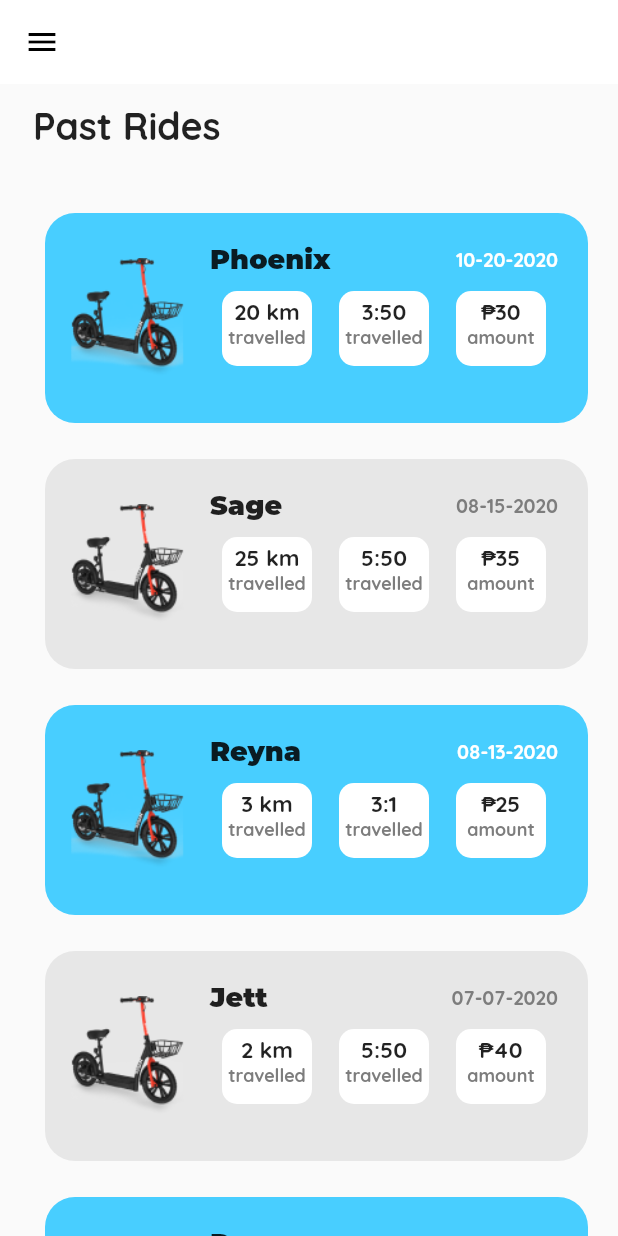
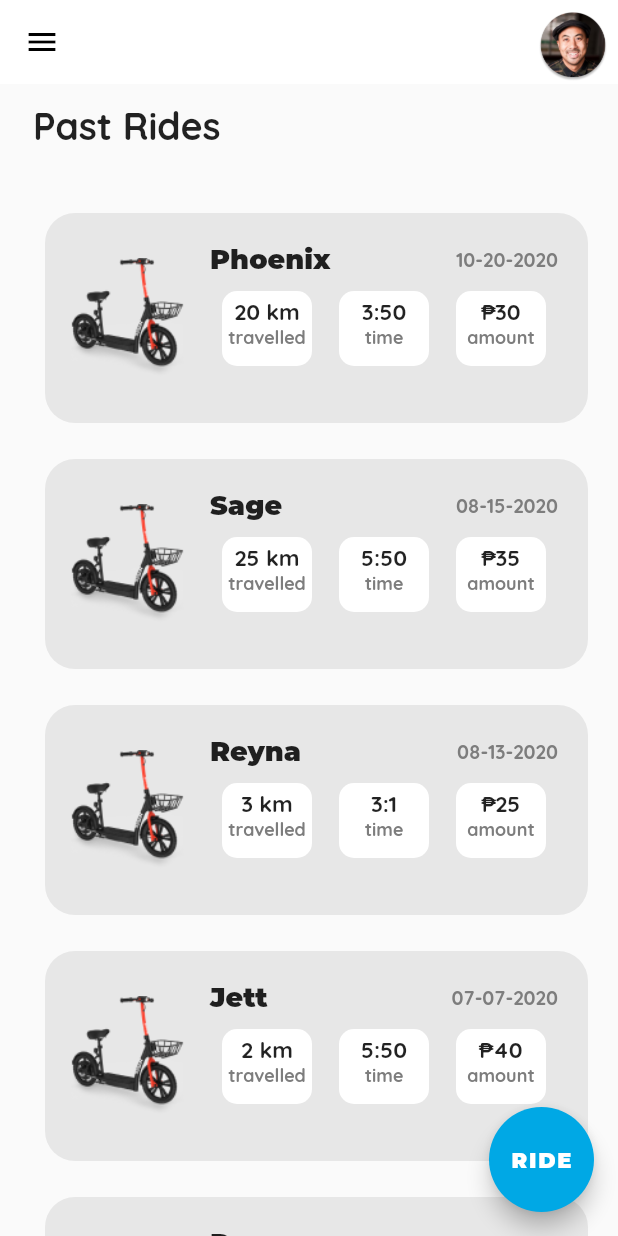
Before and after one commit to ryansolis/skrrt-v3, a Flutter app: the PastRides screen opened directly, on a phone screen of 412 x 824 dp. Run offline on Flutter 3.47's test engine with Material 2 defaults, Android fonts, the phone set to English and light mode, and no system bars; missing offline and left inert: dart:ffi.

Commit message:
added ride button and image in appbar

```diff
--- a/lib/account_page.dart
+++ b/lib/account_page.dart
@@ -2,6 +2,7 @@ import 'package:flutter/material.dart';
 
 
 import 'package:flutter/material.dart';
+import 'package:skrrt_app/appbar-ridebutton/ride_button.dart';
 import 'sidebar_page.dart';
 
 class Account extends StatelessWidget {
@@ -280,6 +281,7 @@ class Account extends StatelessWidget {
           ],
         ),
       ),
+      floatingActionButton: RideButton(),
 
     );
   }
--- /dev/null
+++ b/lib/appbar-ridebutton/ride_button.dart
@@ -0,0 +1,28 @@
+import 'package:flutter/material.dart';
+import 'package:skrrt_app/home_page.dart';
+
+class RideButton extends StatelessWidget {
+  @override
+  Widget build(BuildContext context) {
+    return SizedBox(
+      height: 70,
+      width: 70,
+      child: FloatingActionButton(
+        backgroundColor: Color(0xFF00A8E5),
+          child: Text(
+          'RIDE',
+          style: TextStyle(
+          color: Colors.white,
+          fontFamily: 'Montserrat',
+          //fontSize: 12
+          ),
+        ),
+        onPressed: (){
+          Navigator.push(context, MaterialPageRoute(builder: (context) {
+            return HomeScreen();
+          }));
+        },
+      ),
+    );
+  }
+}
--- /dev/null
+++ b/lib/appbar-ridebutton/skrrt-appbar.dart
@@ -0,0 +1,26 @@
+import 'package:flutter/material.dart';
+
+class AppbarImage extends StatelessWidget {
+  @override
+  Widget build(BuildContext context) {
+    return SafeArea(
+      child: Container(
+        //color: Colors.red,
+        child: Row(
+          mainAxisAlignment: MainAxisAlignment.end,
+          crossAxisAlignment: CrossAxisAlignment.center,
+          children: <Widget>[
+            Container(
+              margin: EdgeInsets.fromLTRB(0, 8, 0, 2),
+              height: 60,
+              width: 60,
+              child: Image(
+                image: AssetImage('assets/jess-brobrero.png'),
+              ),
+            ),
+          ],
+        ),
+      ),
+    );
+  }
+}
--- a/lib/past_rides_page.dart
+++ b/lib/past_rides_page.dart
@@ -3,25 +3,23 @@ import 'dart:ffi';
 import 'package:flutter/material.dart';
 import 'package:intl/intl.dart';
 import 'package:flutter/material.dart';
+import 'package:skrrt_app/appbar-ridebutton/ride_button.dart';
+import 'package:skrrt_app/appbar-ridebutton/skrrt-appbar.dart';
 import 'sidebar_page.dart';
 
 class PastRides extends StatelessWidget {
   final GlobalKey<ScaffoldState> _scaffoldKey = GlobalKey<ScaffoldState>();
 
-  Widget _buildRideWidget(String name, int distance, int seconds, int amount,String date,int num){
+  Widget _buildRideWidget(String name, int distance, int seconds, int amount,String date){
     var _color,_color2;
     double min = seconds/60;
     int mins = min.toInt();
     int secs = (seconds - (60*mins)) ;
     //String dist = distance.toString() + "km";
-    if(num%2 == 1){
-      _color = 0xFF48CEFF;
-      _color2 = 0xFFFFFFFF;
-    }
-    else{
+
     _color = 0xFFE7E7E7;
     _color2 = 0xFF7D7D7D;
-    }
+
     return Container(
       margin: EdgeInsets.fromLTRB(30,12,20,12),
       padding: EdgeInsets.all(10),
@@ -132,7 +130,7 @@ class PastRides extends StatelessWidget {
                                 ),
                               ),
                               Text(
-                                "travelled",
+                                "time",
                                 style: TextStyle(
                                   color: Color(0xFf7D7D7D),
                                   fontSize: 12,
@@ -199,6 +197,7 @@ class PastRides extends StatelessWidget {
               _scaffoldKey.currentState.openDrawer();
             },
           ),
+        flexibleSpace: AppbarImage(),
       ),
       drawer:  SideBar(),
 
@@ -219,15 +218,15 @@ class PastRides extends StatelessWidget {
                 ),
               ),
             ),
-            _buildRideWidget('Phoenix', 20, 230, 30, '10-20-2020', 1),
-            _buildRideWidget('Sage', 25, 350, 35, '08-15-2020', 2),
-            _buildRideWidget('Reyna', 3, 181, 25, '08-13-2020', 3),
-            _buildRideWidget('Jett', 2, 350, 40, '07-07-2020', 4),
-            _buildRideWidget('Raze', 4, 350, 40, '06-09-2020', 5),
+            _buildRideWidget('Phoenix', 20, 230, 30, '10-20-2020'),
+            _buildRideWidget('Sage', 25, 350, 35, '08-15-2020'),
+            _buildRideWidget('Reyna', 3, 181, 25, '08-13-2020'),
+            _buildRideWidget('Jett', 2, 350, 40, '07-07-2020'),
+            _buildRideWidget('Raze', 4, 350, 40, '06-09-2020'),
           ],
         ),
       ),
-
+      floatingActionButton: RideButton(),
     );
   }
 }
--- a/lib/skrrt_wallet_page.dart
+++ b/lib/skrrt_wallet_page.dart
@@ -3,6 +3,8 @@ import 'package:flutter/material.dart';
 
 
 import 'package:flutter/material.dart';
+import 'package:skrrt_app/appbar-ridebutton/ride_button.dart';
+import 'package:skrrt_app/appbar-ridebutton/skrrt-appbar.dart';
 import 'sidebar_page.dart';
 
 class SkrrtWallet extends StatefulWidget {
@@ -30,6 +32,7 @@ class _SkrrtWalletState extends State<SkrrtWallet> {
             _scaffoldKey.currentState.openDrawer();
           },
         ),
+        flexibleSpace: AppbarImage(),
       ),
       drawer:  SideBar(),
 
@@ -207,6 +210,7 @@ class _SkrrtWalletState extends State<SkrrtWallet> {
           ],
         ),
       ),
+      floatingActionButton: RideButton(),
 
     );
   }
```
Lines whose indentation alone changed are shown as unchanged.
